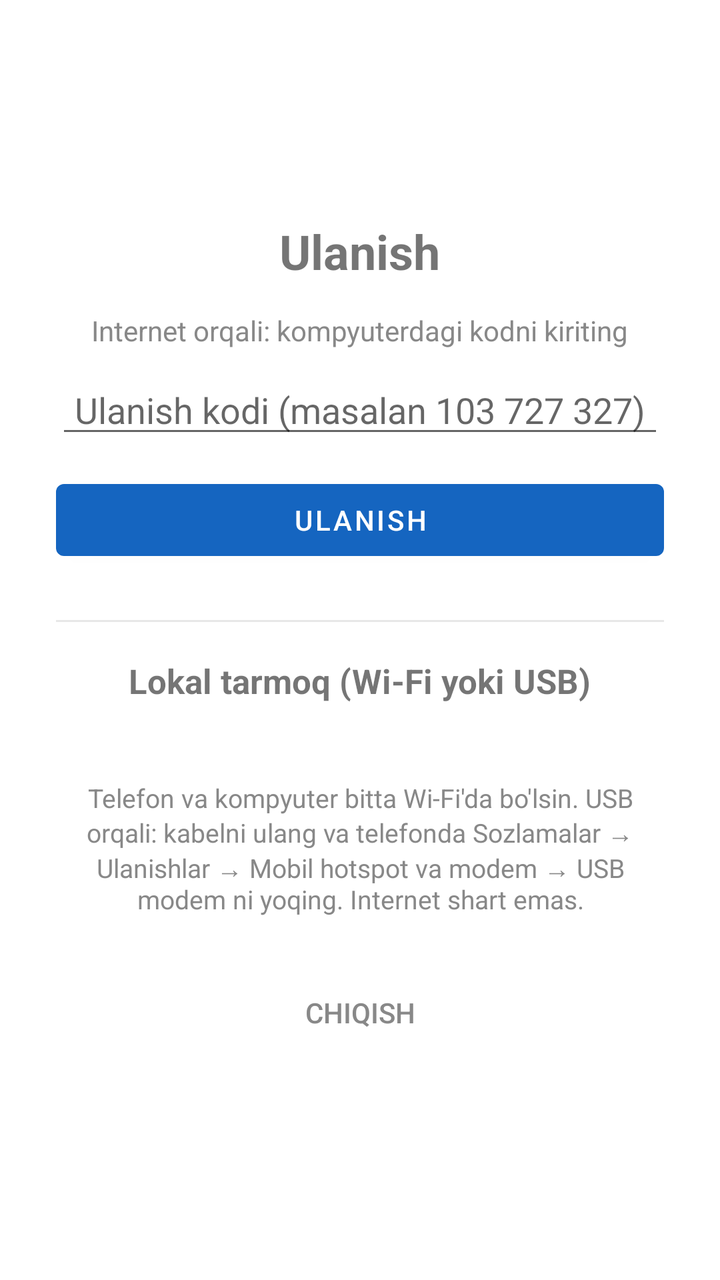
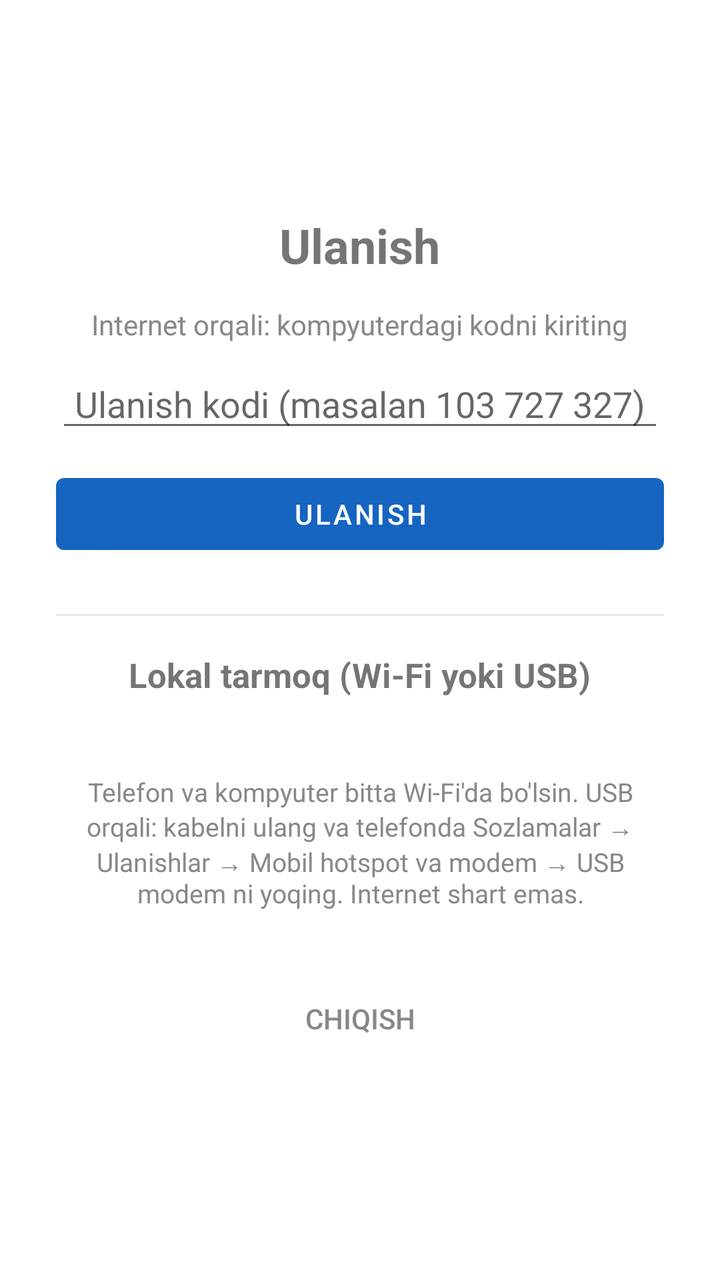

Compare the two renders of this Android layout. The source of the first and the diff that turns it into the second are given below.
<!-- AndroidManifest.xml: application theme Theme.RemoteViewer -->
<!-- res/layout/activity_connect.xml -->
<?xml version="1.0" encoding="utf-8"?>
<ScrollView xmlns:android="http://schemas.android.com/apk/res/android"
    android:layout_width="match_parent"
    android:layout_height="match_parent"
    android:fillViewport="true">

    <LinearLayout
        android:layout_width="match_parent"
        android:layout_height="wrap_content"
        android:gravity="center"
        android:orientation="vertical"
        android:padding="28dp">

        <TextView
            android:layout_width="wrap_content"
            android:layout_height="wrap_content"
            android:text="Ulanish"
            android:textSize="24sp"
            android:textStyle="bold" />

        
        <TextView
            android:layout_width="wrap_content"
            android:layout_height="wrap_content"
            android:layout_marginTop="14dp"
            android:text="Internet orqali: kompyuterdagi kodni kiriting"
            android:textColor="#888888" />

        <EditText
            android:id="@+id/code"
            android:layout_width="match_parent"
            android:layout_height="wrap_content"
            android:layout_marginTop="8dp"
            android:gravity="center"
            android:hint="Ulanish kodi (masalan 103 727 327)"
            android:inputType="number"
            android:textSize="18sp" />

        <Button
            android:id="@+id/btnConnect"
            android:layout_width="match_parent"
            android:layout_height="wrap_content"
            android:layout_marginTop="12dp"
            android:text="Ulanish" />

        
        <View
            android:layout_width="match_parent"
            android:layout_height="1dp"
            android:layout_marginTop="26dp"
            android:layout_marginBottom="18dp"
            android:background="#33888888" />

        <TextView
            android:layout_width="wrap_content"
            android:layout_height="wrap_content"
            android:text="Lokal tarmoq (Wi-Fi yoki USB)"
            android:textSize="17sp"
            android:textStyle="bold" />

        <TextView
            android:id="@+id/lanStatus"
            android:layout_width="match_parent"
            android:layout_height="wrap_content"
            android:layout_marginTop="8dp"
            android:gravity="center"
            android:textSize="15sp" />

        <TextView
            android:layout_width="match_parent"
            android:layout_height="wrap_content"
            android:layout_marginTop="10dp"
            android:gravity="center"
            android:text="Telefon va kompyuter bitta Wi-Fi'da bo'lsin. USB orqali: kabelni ulang va telefonda Sozlamalar → Ulanishlar → Mobil hotspot va modem → USB modem ni yoqing. Internet shart emas."
            android:textColor="#888888"
            android:textSize="13sp" />

        <Button
            android:id="@+id/btnLogout"
            style="?android:attr/borderlessButtonStyle"
            android:layout_width="wrap_content"
            android:layout_height="wrap_content"
            android:layout_marginTop="24dp"
            android:text="Chiqish"
            android:textColor="#888888" />
    </LinearLayout>
</ScrollView>
<!-- resources referenced by this layout -->
<resources>
  <style name="Theme.RemoteViewer" parent="Theme.MaterialComponents.DayNight.NoActionBar">
          <item name="colorPrimary">#1565C0</item>
          <item name="colorPrimaryVariant">#0D47A1</item>
          <item name="colorOnPrimary">#FFFFFF</item>
      </style>
</resources>

<!-- the commit's change to res/layout/activity_connect.xml (unified diff, before → after) -->
@@ -67,6 +67,16 @@
             android:textSize="15sp" />
 
         <TextView
+            android:id="@+id/lanHost"
+            android:layout_width="match_parent"
+            android:layout_height="wrap_content"
+            android:layout_marginTop="6dp"
+            android:gravity="center"
+            android:textColor="#22C55E"
+            android:textSize="14sp"
+            android:visibility="gone" />
+
+        <TextView
             android:layout_width="match_parent"
             android:layout_height="wrap_content"
             android:layout_marginTop="10dp"
@@ -74,6 +84,24 @@
             android:text="Telefon va kompyuter bitta Wi-Fi'da bo'lsin. USB orqali: kabelni ulang va telefonda Sozlamalar → Ulanishlar → Mobil hotspot va modem → USB modem ni yoqing. Internet shart emas."
             android:textColor="#888888"
             android:textSize="13sp" />
+
+        
+        <TextView
+            android:id="@+id/trustedTitle"
+            android:layout_width="wrap_content"
+            android:layout_height="wrap_content"
+            android:layout_marginTop="22dp"
+            android:text="Ishonchli kompyuterlar"
+            android:textSize="16sp"
+            android:textStyle="bold"
+            android:visibility="gone" />
+
+        <LinearLayout
+            android:id="@+id/trustedBox"
+            android:layout_width="match_parent"
+            android:layout_height="wrap_content"
+            android:layout_marginTop="6dp"
+            android:orientation="vertical" />
 
         <Button
             android:id="@+id/btnLogout"
